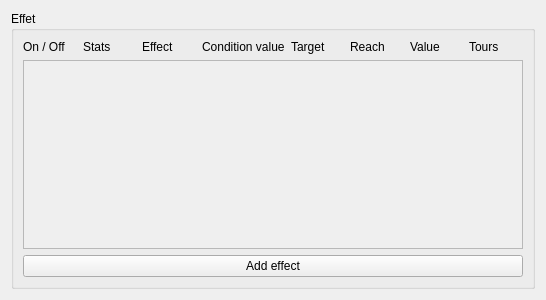
The window that app/view/forms/effectview.ui (r0nd0ud0u/qt-rpg) describes before a commit, drawn with Qt 5.
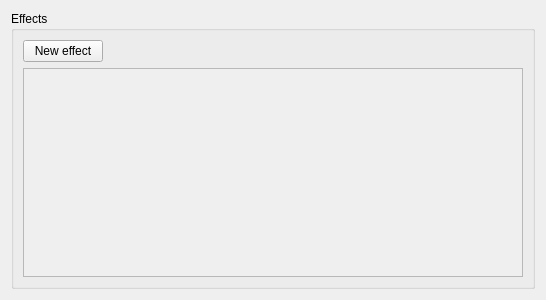
The same window after the commit.

Commit message: update effect table + improve hmi for effect view

```diff
--- a/app/view/forms/effectview.ui
+++ b/app/view/forms/effectview.ui
@@ -17,66 +17,30 @@
    <item>
     <widget class="QGroupBox" name="groupBox">
      <property name="title">
-      <string>Effet</string>
+      <string>Effects</string>
      </property>
      <layout class="QVBoxLayout" name="verticalLayout">
       <item>
        <layout class="QHBoxLayout" name="horizontalLayout_2">
         <item>
-         <widget class="QLabel" name="label_8">
+         <widget class="QPushButton" name="add_effect_Button">
           <property name="text">
-           <string>On / Off</string>
+           <string>New effect</string>
           </property>
          </widget>
         </item>
         <item>
-         <widget class="QLabel" name="label_7">
-          <property name="text">
-           <string>Stats</string>
+         <spacer name="horizontalSpacer">
+          <property name="orientation">
+           <enum>Qt::Horizontal</enum>
           </property>
-         </widget>
-        </item>
-        <item>
-         <widget class="QLabel" name="label_6">
-          <property name="text">
-           <string>Effect</string>
+          <property name="sizeHint" stdset="0">
+           <size>
+            <width>40</width>
+            <height>20</height>
+           </size>
           </property>
-         </widget>
-        </item>
-        <item>
-         <widget class="QLabel" name="label_5">
-          <property name="text">
-           <string>Condition value</string>
-          </property>
-         </widget>
-        </item>
-        <item>
-         <widget class="QLabel" name="label_3">
-          <property name="text">
-           <string>Target</string>
-          </property>
-         </widget>
-        </item>
-        <item>
-         <widget class="QLabel" name="label_2">
-          <property name="text">
-           <string>Reach</string>
-          </property>
-         </widget>
-        </item>
-        <item>
-         <widget class="QLabel" name="label">
-          <property name="text">
-           <string>Value</string>
-          </property>
-         </widget>
-        </item>
-        <item>
-         <widget class="QLabel" name="label_4">
-          <property name="text">
-           <string>Tours</string>
-          </property>
-         </widget>
+         </spacer>
         </item>
        </layout>
       </item>
@@ -91,20 +55,13 @@
            <x>0</x>
            <y>0</y>
            <width>502</width>
-           <height>183</height>
+           <height>205</height>
           </rect>
          </property>
          <layout class="QVBoxLayout" name="verticalLayout_2"/>
         </widget>
        </widget>
       </item>
-      <item>
-       <widget class="QPushButton" name="add_effect_Button">
-        <property name="text">
-         <string>Add effect</string>
-        </property>
-       </widget>
-      </item>
      </layout>
     </widget>
    </item>
```
The commit also changes 2 other files.
